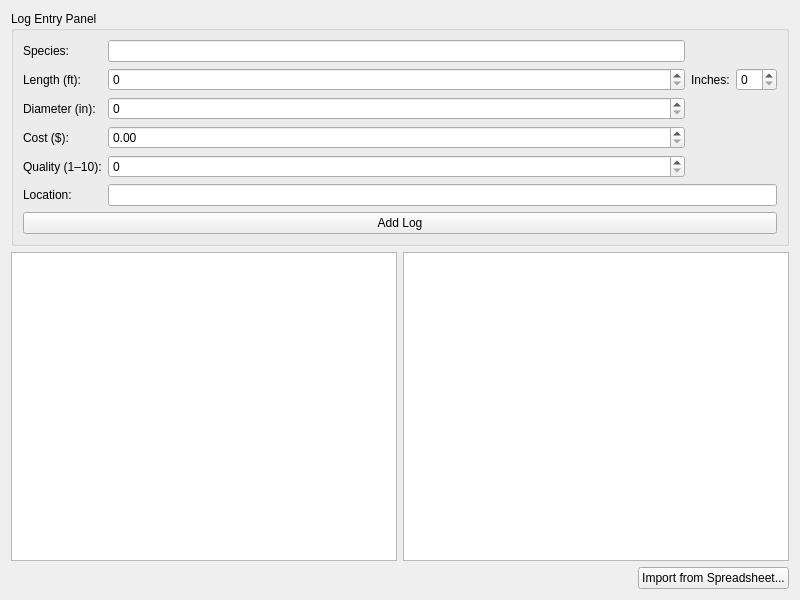
Qt form ui/inventory.ui (thelenlucas/Senior-Design) before a commit.
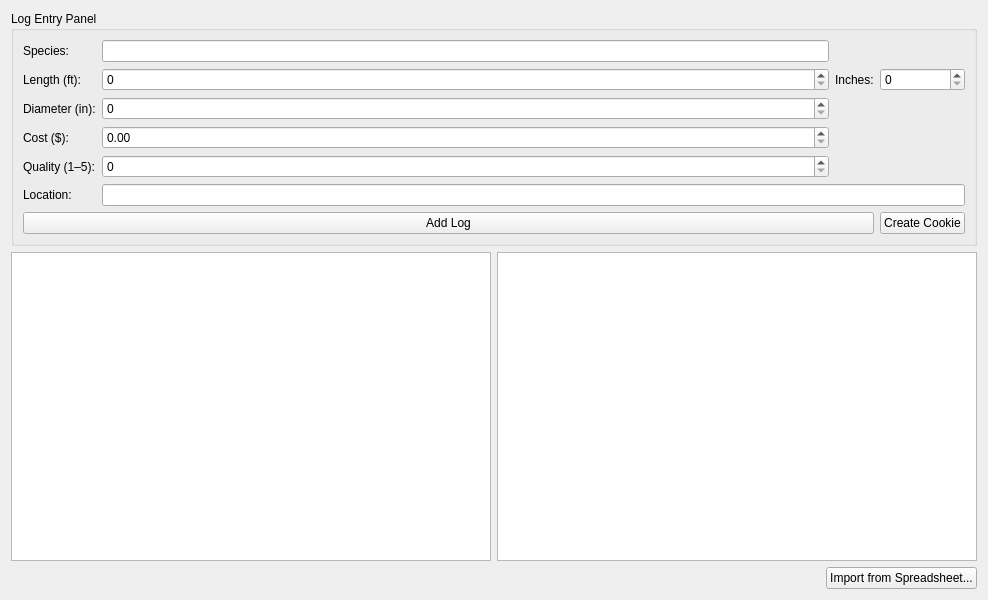
The same form after that commit.

Commit message:
Update to Inventory and Cookies
Cookies Changes:
- Removed theoretical comments for inventory page
  - Code moved to inventory page
Inventory Changes:
- Created createCookieButton
- Hooked Cookie Button to its slot
  - Slot SHOULD create dialog for user to input the desired cookie length
  - Slot will also call to a log function to update the log, removing the input length + the (currently hardcoded) blade's width (0.125 inch)

```diff
--- a/ui/inventory.ui
+++ b/ui/inventory.ui
@@ -9,7 +9,7 @@
             <rect>
                 <x>0</x>
                 <y>0</y>
-                <width>800</width>
+    <width>988</width>
                 <height>600</height>
             </rect>
         </property>
@@ -87,7 +87,7 @@
                         <item row="4" column="0">
                             <widget class="QLabel" name="qualityLabel">
                                 <property name="text">
-                                    <string>Quality (1–10):</string>
+         <string>Quality (1–5):</string>
                                 </property>
                             </widget>
                         </item>
@@ -107,17 +107,22 @@
                             </widget>
                         </item>
                         <item row="5" column="1" colspan="3">
-                            <widget class="QLineEdit" name="locationEntry" />
-                        </item>
-
-                        <item row="6" column="0" colspan="4">
+       <widget class="QLineEdit" name="locationEntry"/>
+      </item>
+      <item row="6" column="0" colspan="3">
                             <widget class="QPushButton" name="addLogButton">
                                 <property name="text">
                                     <string>Add Log</string>
                                 </property>
                             </widget>
                         </item>
-
+      <item row="6" column="3">
+       <widget class="QPushButton" name="createCookieButton">
+        <property name="text">
+         <string>Create Cookie</string>
+        </property>
+       </widget>
+      </item>
                     </layout>
                 </widget>
             </item>
```
Left out of the diff: 77 changed lines with no effect on the pictures. Lines whose indentation alone changed are shown as unchanged. The commit also changes 5 other files.
